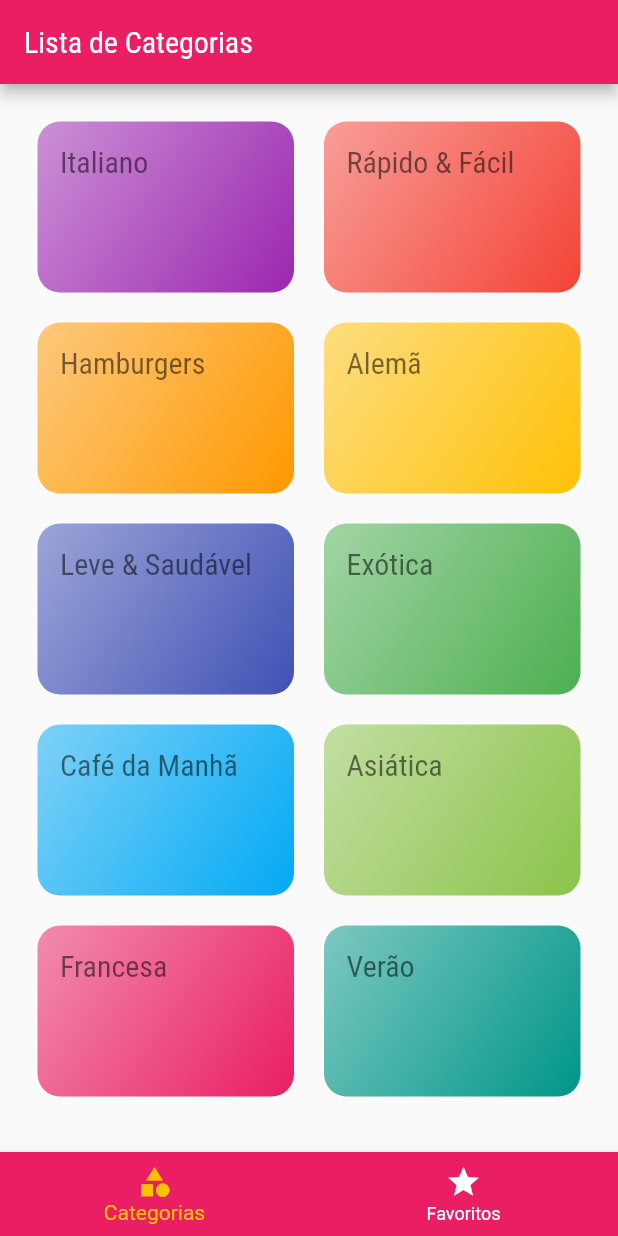
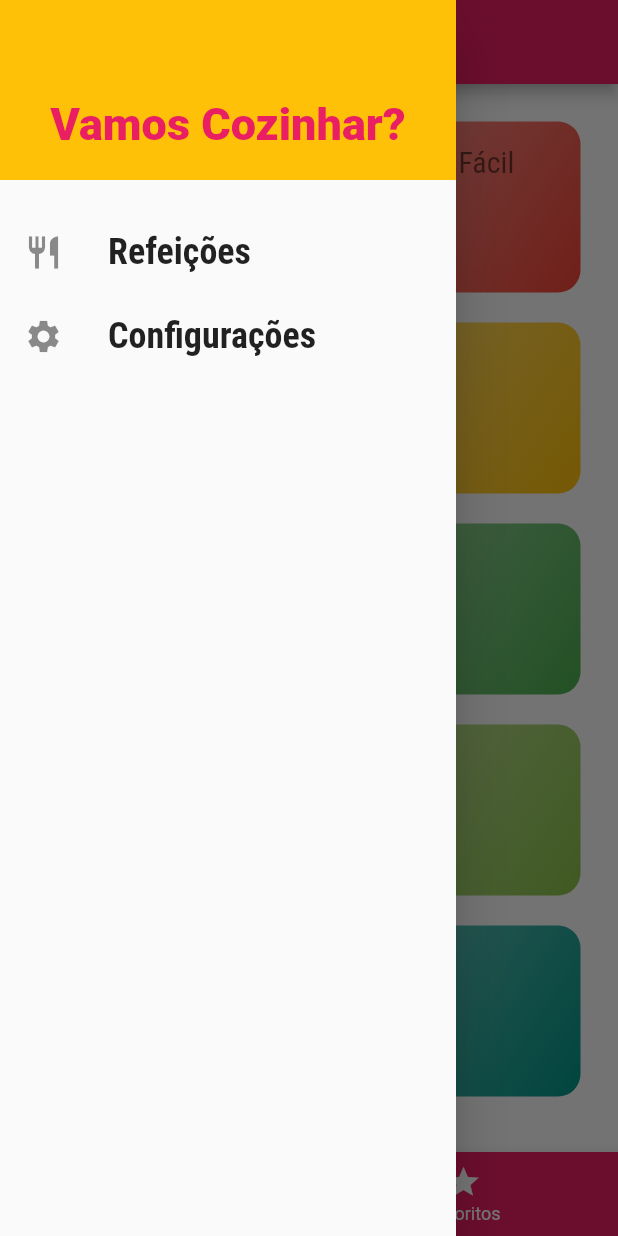
Before and after one commit to andersonmmendes/curso-flutter-meals, a Flutter app: the screen it shows after launch, with the side drawer open (before the commit the screen has no drawer), on a phone screen of 412 x 824 dp. Run offline on Flutter 3.47's test engine with Material 2 defaults, Android fonts, the phone set to English and light mode, and no system bars.

Commit message:
Aula 199 - Finalizada

```diff
--- /dev/null
+++ b/lib/components/main_drawer.dart
@@ -0,0 +1,48 @@
+import 'package:flutter/material.dart';
+
+class MainDrawer extends StatelessWidget {
+  const MainDrawer({Key? key}) : super(key: key);
+
+  Widget _createItem(IconData icon, String label) {
+    return ListTile(
+        leading: Icon(
+          icon,
+          size: 26,
+        ),
+        title: Text(
+          label,
+          style: const TextStyle(
+            fontFamily: 'RobotoCondensed',
+            fontSize: 24,
+            fontWeight: FontWeight.bold,
+          ),
+        ));
+  }
+
+  @override
+  Widget build(BuildContext context) {
+    return Drawer(
+      child: Column(
+        children: [
+          Container(
+            height: 120,
+            width: double.infinity,
+            padding: EdgeInsets.all(20),
+            color: Theme.of(context).colorScheme.secondary,
+            alignment: Alignment.bottomCenter,
+            child: Text(
+              'Vamos Cozinhar?',
+              style: TextStyle(
+                  fontWeight: FontWeight.w900,
+                  fontSize: 30,
+                  color: Theme.of(context).colorScheme.primary),
+            ),
+          ),
+          const SizedBox(height: 20),
+          _createItem(Icons.restaurant, 'Refeições'),
+          _createItem(Icons.settings, 'Configurações'),
+        ],
+      ),
+    );
+  }
+}
--- a/lib/screens/tabs_screen.dart
+++ b/lib/screens/tabs_screen.dart
@@ -1,4 +1,5 @@
 import 'package:flutter/material.dart';
+import 'package:meals/components/main_drawer.dart';
 import 'package:meals/screens/categories.dart';
 import 'package:meals/screens/favorite_screen.dart';
 
@@ -34,6 +35,7 @@ class _TabsScreenState extends State<TabsScreen> {
       appBar: AppBar(
         title: Text(_titles[_selectedScreenIndex]),
       ),
+      drawer: const MainDrawer(),
       body: _screens[_selectedScreenIndex],
       bottomNavigationBar: BottomNavigationBar(
         onTap: _selectScreen,
```
